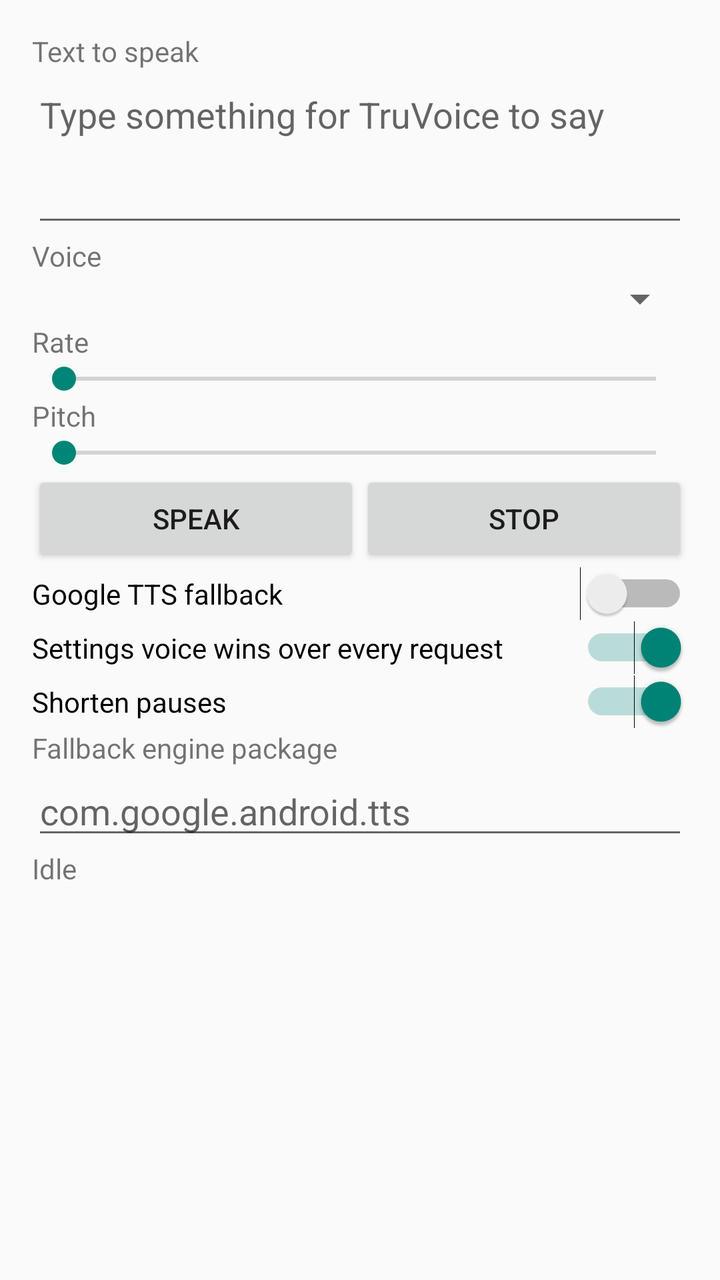
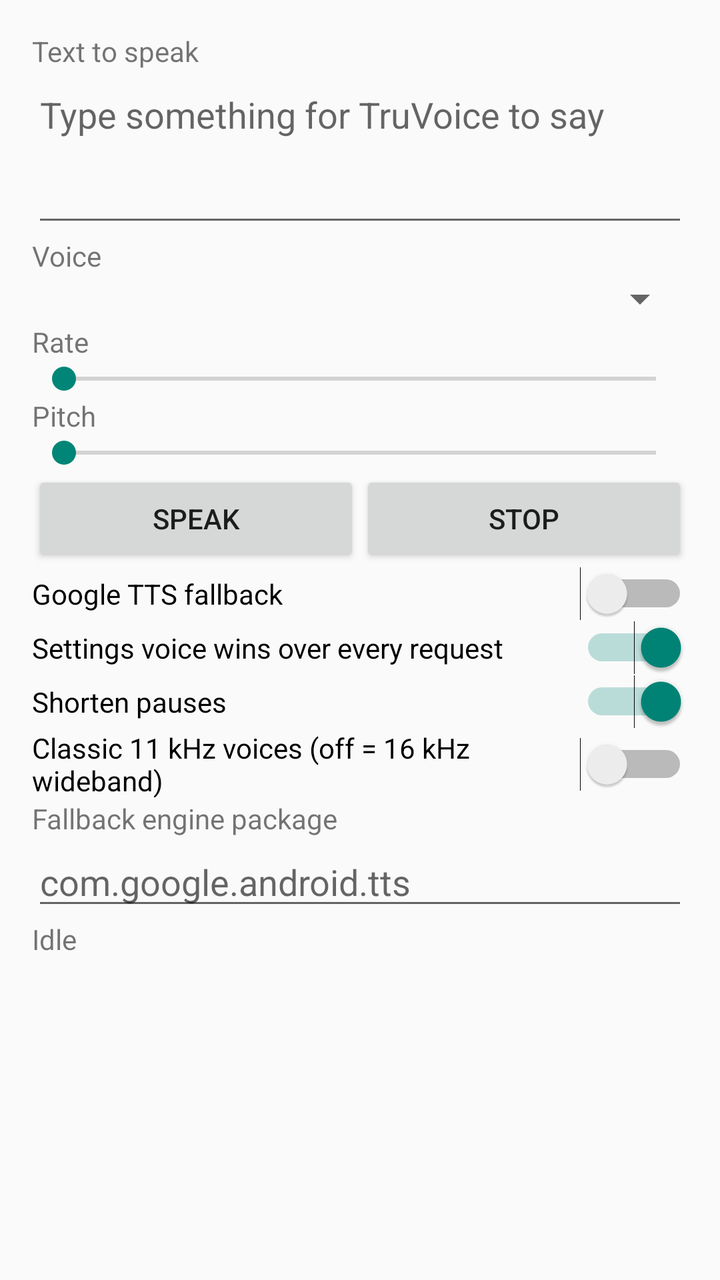

Compare the two renders of this Android layout. The source of the first and the diff that turns it into the second are given below.
<!-- AndroidManifest.xml: application theme Theme.TrueVoiceDroid -->
<!-- res/layout/activity_main.xml -->
<?xml version="1.0" encoding="utf-8"?>
<ScrollView xmlns:android="http://schemas.android.com/apk/res/android"
    android:layout_width="match_parent"
    android:layout_height="match_parent">

    <LinearLayout
        android:layout_width="match_parent"
        android:layout_height="wrap_content"
        android:orientation="vertical"
        android:padding="16dp">

        <TextView
            android:id="@+id/label_text"
            android:layout_width="wrap_content"
            android:layout_height="wrap_content"
            android:text="Text to speak"
            android:labelFor="@+id/input_text" />

        <EditText
            android:id="@+id/input_text"
            android:layout_width="match_parent"
            android:layout_height="wrap_content"
            android:minLines="3"
            android:gravity="top"
            android:inputType="textMultiLine"
            android:hint="Type something for TruVoice to say" />

        <TextView
            android:id="@+id/label_voice"
            android:layout_width="wrap_content"
            android:layout_height="wrap_content"
            android:text="Voice"
            android:labelFor="@+id/spinner_voice" />

        <Spinner
            android:id="@+id/spinner_voice"
            android:layout_width="match_parent"
            android:layout_height="wrap_content" />

        <TextView
            android:id="@+id/label_rate"
            android:layout_width="wrap_content"
            android:layout_height="wrap_content"
            android:text="Rate"
            android:labelFor="@+id/seek_rate" />

        <SeekBar
            android:id="@+id/seek_rate"
            android:layout_width="match_parent"
            android:layout_height="wrap_content"
            android:max="150"
            android:contentDescription="Speech rate percent" />

        <TextView
            android:id="@+id/label_pitch"
            android:layout_width="wrap_content"
            android:layout_height="wrap_content"
            android:text="Pitch"
            android:labelFor="@+id/seek_pitch" />

        <SeekBar
            android:id="@+id/seek_pitch"
            android:layout_width="match_parent"
            android:layout_height="wrap_content"
            android:max="150"
            android:contentDescription="Speech pitch percent" />

        <LinearLayout
            android:layout_width="match_parent"
            android:layout_height="wrap_content"
            android:orientation="horizontal">

            <Button
                android:id="@+id/button_speak"
                android:layout_width="0dp"
                android:layout_height="wrap_content"
                android:layout_weight="1"
                android:text="Speak" />

            <Button
                android:id="@+id/button_stop"
                android:layout_width="0dp"
                android:layout_height="wrap_content"
                android:layout_weight="1"
                android:text="Stop" />
        </LinearLayout>

        <Switch
            android:id="@+id/switch_fallback"
            android:layout_width="match_parent"
            android:layout_height="wrap_content"
            android:text="Google TTS fallback" />

        <Switch
            android:id="@+id/switch_override_voice"
            android:layout_width="match_parent"
            android:layout_height="wrap_content"
            android:checked="true"
            android:text="Settings voice wins over every request" />

        <Switch
            android:id="@+id/switch_shorten_pauses"
            android:layout_width="match_parent"
            android:layout_height="wrap_content"
            android:checked="true"
            android:text="Shorten pauses" />

        <TextView
            android:id="@+id/label_fallback_package"
            android:layout_width="wrap_content"
            android:layout_height="wrap_content"
            android:text="Fallback engine package"
            android:labelFor="@+id/input_fallback_package" />

        <EditText
            android:id="@+id/input_fallback_package"
            android:layout_width="match_parent"
            android:layout_height="wrap_content"
            android:inputType="text"
            android:hint="com.google.android.tts" />

        <TextView
            android:id="@+id/status"
            android:layout_width="match_parent"
            android:layout_height="wrap_content"
            android:text="Idle"
            android:contentDescription="Status" />
    </LinearLayout>
</ScrollView>
<!-- resources referenced by this layout -->
<resources>
  <style name="Theme.TrueVoiceDroid" parent="Theme.AppCompat.Light.DarkActionBar" />
</resources>

<!-- the commit's change to res/layout/activity_main.xml (unified diff, before → after) -->
@@ -105,6 +105,12 @@
             android:checked="true"
             android:text="Shorten pauses" />
 
+        <Switch
+            android:id="@+id/switch_classic_rate"
+            android:layout_width="match_parent"
+            android:layout_height="wrap_content"
+            android:text="Classic 11 kHz voices (off = 16 kHz wideband)" />
+
         <TextView
             android:id="@+id/label_fallback_package"
             android:layout_width="wrap_content"
